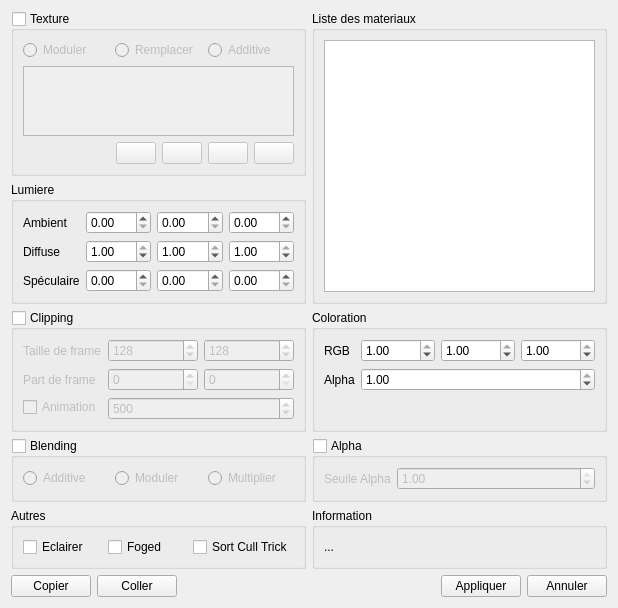
The window that sources/matedit.ui (b4n92uid/theball-editor) describes before a commit, drawn with Qt 5.
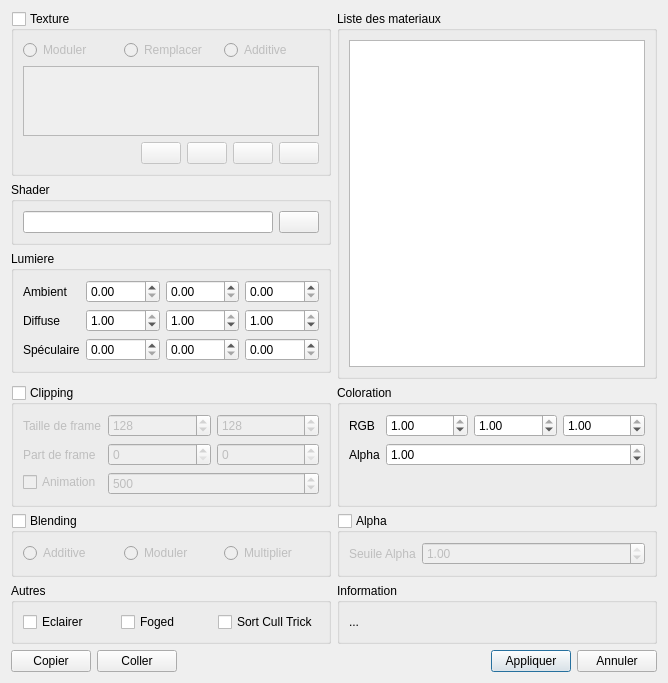
The same window after the commit. Icons and pictures are not drawn.

Commit message: 5 Changes... New design theme (more dark) Update architecture acording to the engine Move img ressources location to the sources dir Fix correct text info display Support of setting a shader work in progress...

The edit to the form file:
```diff
--- a/sources/matedit.ui
+++ b/sources/matedit.ui
@@ -6,138 +6,18 @@
    <rect>
     <x>0</x>
     <y>0</y>
-    <width>618</width>
-    <height>568</height>
+    <width>668</width>
+    <height>630</height>
    </rect>
   </property>
   <property name="windowTitle">
    <string>Editeur de materiaux</string>
   </property>
+  <property name="sizeGripEnabled">
+   <bool>false</bool>
+  </property>
   <layout class="QGridLayout" name="gridLayout">
-   <item row="0" column="0">
-    <widget class="QGroupBox" name="textured">
-     <property name="title">
-      <string>Texture</string>
-     </property>
-     <property name="checkable">
-      <bool>true</bool>
-     </property>
-     <property name="checked">
-      <bool>false</bool>
-     </property>
-     <layout class="QVBoxLayout" name="verticalLayout_4">
-      <item>
-       <layout class="QHBoxLayout" name="horizontalLayout_5">
-        <item>
-         <widget class="QRadioButton" name="texture_modulate">
-          <property name="text">
-           <string>Moduler</string>
-          </property>
-         </widget>
-        </item>
-        <item>
-         <widget class="QRadioButton" name="texture_replace">
-          <property name="text">
-           <string>Remplacer</string>
-          </property>
-         </widget>
-        </item>
-        <item>
-         <widget class="QRadioButton" name="texture_additive">
-          <property name="text">
-           <string>Additive</string>
-          </property>
-         </widget>
-        </item>
-       </layout>
-      </item>
-      <item>
-       <widget class="QListView" name="textureView"/>
-      </item>
-      <item>
-       <layout class="QHBoxLayout" name="horizontalLayout">
-        <item>
-         <spacer name="horizontalSpacer">
-          <property name="orientation">
-           <enum>Qt::Horizontal</enum>
-          </property>
-          <property name="sizeHint" stdset="0">
-           <size>
-            <width>40</width>
-            <height>20</height>
-           </size>
-          </property>
-         </spacer>
-        </item>
-        <item>
-         <widget class="QPushButton" name="texture_down">
-          <property name="text">
-           <string/>
-          </property>
-          <property name="icon">
-           <iconset resource="ressource.qrc">
-            <normaloff>:/Medias/medias/arrow_down.png</normaloff>:/Medias/medias/arrow_down.png</iconset>
-          </property>
-         </widget>
-        </item>
-        <item>
-         <widget class="QPushButton" name="texture_up">
-          <property name="text">
-           <string/>
-          </property>
-          <property name="icon">
-           <iconset resource="ressource.qrc">
-            <normaloff>:/Medias/medias/arrow_up.png</normaloff>:/Medias/medias/arrow_up.png</iconset>
-          </property>
-         </widget>
-        </item>
-        <item>
-         <widget class="QPushButton" name="texture_add">
-          <property name="text">
-           <string/>
-          </property>
-          <property name="icon">
-           <iconset resource="ressource.qrc">
-            <normaloff>:/Medias/medias/explore.png</normaloff>:/Medias/medias/explore.png</iconset>
-          </property>
-         </widget>
-        </item>
-        <item>
-         <widget class="QPushButton" name="texture_del">
-          <property name="text">
-           <string/>
-          </property>
-          <property name="icon">
-           <iconset resource="ressource.qrc">
-            <normaloff>:/Medias/medias/cross.png</normaloff>:/Medias/medias/cross.png</iconset>
-          </property>
-         </widget>
-        </item>
-       </layout>
-      </item>
-     </layout>
-    </widget>
-   </item>
-   <item row="0" column="1" rowspan="2">
-    <widget class="QGroupBox" name="groupBox_2">
-     <property name="title">
-      <string>Liste des materiaux</string>
-     </property>
-     <layout class="QVBoxLayout" name="verticalLayout_6">
-      <item>
-       <widget class="QListView" name="materialsView">
-        <property name="sizePolicy">
-         <sizepolicy hsizetype="Expanding" vsizetype="Minimum">
-          <horstretch>0</horstretch>
-          <verstretch>0</verstretch>
-         </sizepolicy>
-        </property>
-       </widget>
-      </item>
-     </layout>
-    </widget>
-   </item>
-   <item row="2" column="0">
+   <item row="6" column="0">
     <widget class="QGroupBox" name="cliping">
      <property name="title">
       <string>Clipping</string>
@@ -237,7 +117,7 @@
      </layout>
     </widget>
    </item>
-   <item row="2" column="1">
+   <item row="6" column="1">
     <widget class="QGroupBox" name="groupBox">
      <property name="title">
       <string>Coloration</string>
@@ -316,7 +196,7 @@
      </layout>
     </widget>
    </item>
-   <item row="3" column="0">
+   <item row="7" column="0">
     <widget class="QGroupBox" name="blending">
      <property name="title">
       <string>Blending</string>
@@ -356,7 +236,7 @@
      </layout>
     </widget>
    </item>
-   <item row="3" column="1">
+   <item row="7" column="1">
     <widget class="QGroupBox" name="alpha">
      <property name="title">
       <string>Alpha</string>
@@ -398,7 +278,7 @@
      </layout>
     </widget>
    </item>
-   <item row="4" column="0">
+   <item row="8" column="0">
     <widget class="QGroupBox" name="others">
      <property name="title">
       <string>Autres</string>
@@ -428,7 +308,7 @@
      </layout>
     </widget>
    </item>
-   <item row="4" column="1">
+   <item row="8" column="1">
     <widget class="QGroupBox" name="groupBox_3">
      <property name="title">
       <string>Information</string>
@@ -444,7 +324,7 @@
      </layout>
     </widget>
    </item>
-   <item row="1" column="0">
+   <item row="3" column="0">
     <widget class="QGroupBox" name="groupBox_4">
      <property name="title">
       <string>Lumiere</string>
@@ -606,7 +486,7 @@
      </layout>
     </widget>
    </item>
-   <item row="5" column="1">
+   <item row="9" column="1">
     <layout class="QHBoxLayout" name="horizontalLayout_10">
      <item>
       <spacer name="horizontalSpacer_3">
@@ -655,7 +535,7 @@
      </item>
     </layout>
    </item>
-   <item row="5" column="0">
+   <item row="9" column="0">
     <layout class="QHBoxLayout" name="horizontalLayout_8">
      <item>
       <widget class="QPushButton" name="copy">
@@ -694,6 +574,156 @@
      </item>
     </layout>
    </item>
+   <item row="0" column="0" rowspan="2">
+    <widget class="QGroupBox" name="textured">
+     <property name="title">
+      <string>Texture</string>
+     </property>
+     <property name="checkable">
+      <bool>true</bool>
+     </property>
+     <property name="checked">
+      <bool>false</bool>
+     </property>
+     <layout class="QVBoxLayout" name="verticalLayout_4">
+      <item>
+       <layout class="QHBoxLayout" name="horizontalLayout_5">
+        <item>
+         <widget class="QRadioButton" name="texture_modulate">
+          <property name="text">
+           <string>Moduler</string>
+          </property>
+         </widget>
+        </item>
+        <item>
+         <widget class="QRadioButton" name="texture_replace">
+          <property name="text">
+           <string>Remplacer</string>
+          </property>
+         </widget>
+        </item>
+        <item>
+         <widget class="QRadioButton" name="texture_additive">
+          <property name="text">
+           <string>Additive</string>
+          </property>
+         </widget>
+        </item>
+       </layout>
+      </item>
+      <item>
+       <widget class="QListView" name="textureView"/>
+      </item>
+      <item>
+       <layout class="QHBoxLayout" name="horizontalLayout">
+        <item>
+         <spacer name="horizontalSpacer">
+          <property name="orientation">
+           <enum>Qt::Horizontal</enum>
+          </property>
+          <property name="sizeHint" stdset="0">
+           <size>
+            <width>40</width>
+            <height>20</height>
+           </size>
+          </property>
+         </spacer>
+        </item>
+        <item>
+         <widget class="QPushButton" name="texture_down">
+          <property name="text">
+           <string/>
+          </property>
+          <property name="icon">
+           <iconset resource="ressource.qrc">
+            <normaloff>:/Medias/medias/arrow_down.png</normaloff>:/Medias/medias/arrow_down.png</iconset>
+          </property>
+         </widget>
+        </item>
+        <item>
+         <widget class="QPushButton" name="texture_up">
+          <property name="text">
+           <string/>
+          </property>
+          <property name="icon">
+           <iconset resource="ressource.qrc">
+            <normaloff>:/Medias/medias/arrow_up.png</normaloff>:/Medias/medias/arrow_up.png</iconset>
+          </property>
+         </widget>
+        </item>
+        <item>
+         <widget class="QPushButton" name="texture_add">
+          <property name="text">
+           <string/>
+          </property>
+          <property name="icon">
+           <iconset resource="ressource.qrc">
+            <normaloff>:/Medias/medias/explore.png</normaloff>:/Medias/medias/explore.png</iconset>
+          </property>
+         </widget>
+        </item>
+        <item>
+         <widget class="QPushButton" name="texture_del">
+          <property name="text">
+           <string/>
+          </property>
+          <property name="icon">
+           <iconset resource="ressource.qrc">
+            <normaloff>:/Medias/medias/cross.png</normaloff>:/Medias/medias/cross.png</iconset>
+          </property>
+         </widget>
+        </item>
+       </layout>
+      </item>
+     </layout>
+    </widget>
+   </item>
+   <item row="0" column="1" rowspan="5">
+    <widget class="QGroupBox" name="groupBox_2">
+     <property name="title">
+      <string>Liste des materiaux</string>
+     </property>
+     <layout class="QVBoxLayout" name="verticalLayout_6">
+      <item>
+       <widget class="QListView" name="materialsView">
+        <property name="sizePolicy">
+         <sizepolicy hsizetype="Expanding" vsizetype="Minimum">
+          <horstretch>0</horstretch>
+          <verstretch>0</verstretch>
+         </sizepolicy>
+        </property>
+       </widget>
+      </item>
+     </layout>
+    </widget>
+   </item>
+   <item row="2" column="0">
+    <widget class="QGroupBox" name="groupBox_5">
+     <property name="title">
+      <string>Shader</string>
+     </property>
+     <layout class="QVBoxLayout" name="verticalLayout_5">
+      <item>
+       <layout class="QHBoxLayout" name="horizontalLayout_11">
+        <item>
+         <widget class="QLineEdit" name="lineEdit"/>
+        </item>
+        <item>
+         <widget class="QPushButton" name="texture_add_2">
+          <property name="text">
+           <string/>
+          </property>
+          <property name="icon">
+           <iconset resource="ressource.qrc">
+            <normaloff>:/Medias/medias/explore.png</normaloff>:/Medias/medias/explore.png</iconset>
+          </property>
+         </widget>
+        </item>
+       </layout>
+      </item>
+     </layout>
+    </widget>
+   </item>
   </layout>
  </widget>
  <resources>
```
The commit also changes 123 other files.
